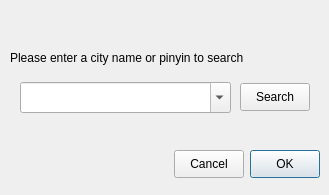
First picture: the form in src/locationdialog.ui, repository UbuntuKylin/youker-assistant, before the edit.
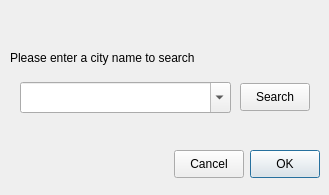
Second picture: the form after the edit.

Patch:
```diff
--- a/src/locationdialog.ui
+++ b/src/locationdialog.ui
@@ -120,7 +120,7 @@
      </rect>
     </property>
     <property name="text">
-     <string>&lt;html&gt;&lt;head/&gt;&lt;body&gt;&lt;p&gt;Please enter a city name or pinyin to search&lt;/p&gt;&lt;/body&gt;&lt;/html&gt;</string>
+     <string>&lt;html&gt;&lt;head/&gt;&lt;body&gt;&lt;p&gt;Please enter a city name to search&lt;/p&gt;&lt;/body&gt;&lt;/html&gt;</string>
     </property>
    </widget>
    <widget class="QLabel" name="loadingText">
```
